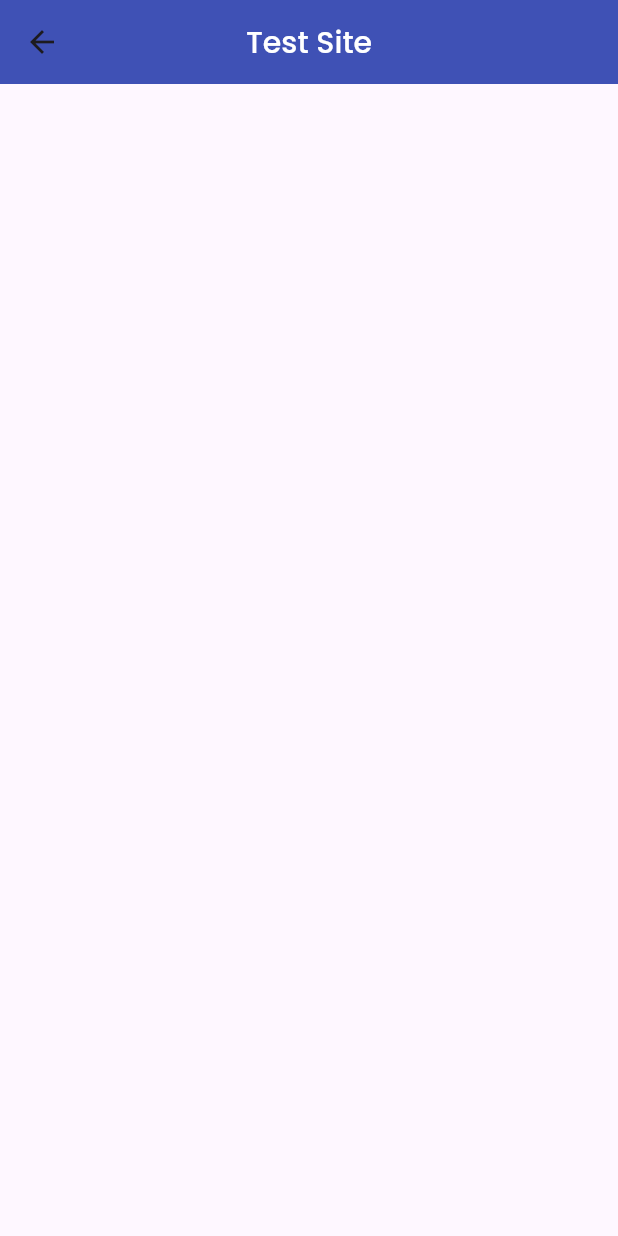
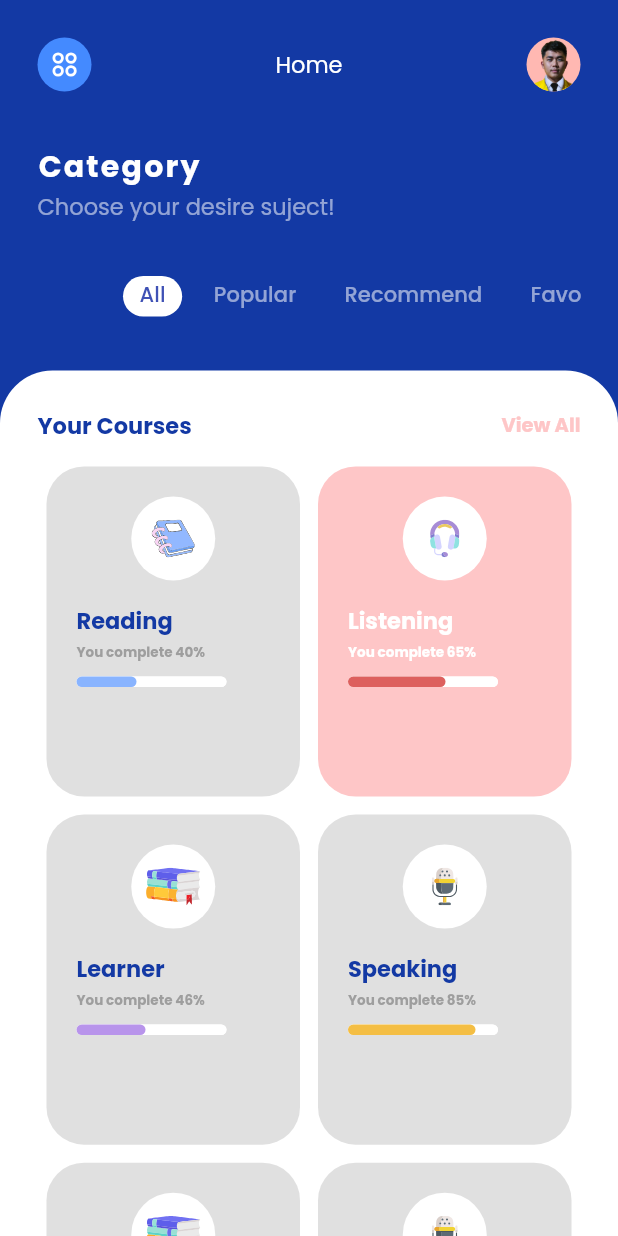
Before and after one commit to 4amshin/ui-slicing, a Flutter app: the TestSite screen opened directly, on a phone screen of 412 x 824 dp. Run offline on Flutter 3.47's test engine with Material 2 defaults, Android fonts, the phone set to English and light mode, and no system bars; drawn by our look-alikes of flutter_animate; our stand-ins replace flutter_svg, google_fonts, percent_indicator.

Commit message:
fixing-some-code

```diff
--- a/lib/test_site.dart
+++ b/lib/test_site.dart
@@ -1,7 +1,12 @@
 import 'dart:math';
 
 import 'package:flutter/material.dart';
-import 'package:flutter_staggered_grid_view/flutter_staggered_grid_view.dart';
+import 'package:flutter_animate/flutter_animate.dart';
+import 'package:ui_slicing/ui/student_management/theme/color_theme.dart';
+import 'ui/student_management/model/lesson_item.dart';
+import 'ui/student_management/widget/home_page_widget/sm_home_app_bar.dart';
+import 'ui/student_management/widget/home_page_widget/sm_home_item_card.dart';
+import 'ui/student_management/widget/home_page_widget/sm_home_tab_bar.dart';
 
 class TestSite extends StatefulWidget {
   const TestSite({Key? key}) : super(key: key);
@@ -15,26 +20,124 @@ class _TestSiteState extends State<TestSite> {
   @override
   Widget build(BuildContext context) {
     return Scaffold(
-      appBar: AppBar(
-        backgroundColor: Colors.indigo,
-        centerTitle: true,
-        title: const Text(
-          "Test Site",
+      backgroundColor: const Color(0xff1339a4),
+      body: Column(
+        children: [
+          Padding(
+            padding: const EdgeInsets.all(25),
+            child: Column(
+              crossAxisAlignment: CrossAxisAlignment.start,
+              children: [
+                const SmHomeAppBar().animate().fade().slideY(
+                      duration: 850.ms,
+                      begin: -0.5,
+                      curve: Curves.easeInOutCubic,
+                    ),
+                const SizedBox(height: 35.0),
+                Column(
+                  crossAxisAlignment: CrossAxisAlignment.start,
+                  children: const [
+                    Text(
+                      "Category",
                       style: TextStyle(
+                        fontSize: 20.0,
                         color: Colors.white,
+                        letterSpacing: 1.5,
+                        fontWeight: FontWeight.bold,
                       ),
                     ),
-        actions: const [],
+                    Text(
+                      "Choose your desire suject!",
+                      style: TextStyle(
+                        fontSize: 15.0,
+                        color: Colors.white54,
                       ),
-      body: SafeArea(
-        minimum: const EdgeInsets.only(
-          top: 10,
-          left: 10,
-          right: 10,
+                    ),
+                  ],
+                ).animate().fade().slideX(
+                      duration: 850.ms,
+                      begin: -0.5,
+                      curve: Curves.easeInOutCubic,
+                    ),
+                const SizedBox(height: 25.0),
+                const SmHomeTabBar().animate().fade().slideX(
+                      duration: 850.ms,
+                      begin: 0.5,
+                      curve: Curves.easeInOutCubic,
+                    ),
+              ],
+            ),
+          ),
+          Expanded(
+            child: Container(
+              padding: const EdgeInsets.only(
+                top: 25,
+                left: 25,
+                right: 25,
+              ),
+              decoration: const BoxDecoration(
+                color: Colors.white,
+                borderRadius: BorderRadius.only(
+                  topLeft: Radius.circular(35),
+                  topRight: Radius.circular(35),
+                ),
               ),
               child: Column(
-          children: [],
+                crossAxisAlignment: CrossAxisAlignment.start,
+                children: [
+                  Row(
+                    mainAxisAlignment: MainAxisAlignment.spaceBetween,
+                    children: const [
+                      Text(
+                        "Your Courses",
+                        style: TextStyle(
+                          fontSize: 15,
+                          color: smPrimary,
+                          fontWeight: FontWeight.bold,
                         ),
+                      ),
+                      Text(
+                        "View All",
+                        style: TextStyle(
+                          fontSize: 13,
+                          color: smLightPink,
+                          fontWeight: FontWeight.bold,
+                        ),
+                      ),
+                    ],
+                  ).animate().fade(duration: 850.ms).slideY(
+                        begin: -0.5,
+                        curve: Curves.easeInOutCubic,
+                      ),
+                  const SizedBox(height: 10.0),
+                  Expanded(
+                    child: GridView.count(
+                      physics: const BouncingScrollPhysics(),
+                      crossAxisCount: 2,
+                      childAspectRatio: 0.78,
+                      children: List.generate(lessons.length, (index) {
+                        LessonItem item = lessons[index];
+                        return SmHomeItemCard(
+                          backgroundColor: item.backgroundColor,
+                          iconAsset: item.iconAsset,
+                          title: item.title,
+                          subTitle: item.subTitle,
+                          titleColor: item.titleColor,
+                          subTitleColor: item.subTitleColor,
+                          progressPercent: item.progress,
+                          progressColor: item.progressBarColor,
+                        ).animate().fade(duration: 850.ms).slideY(
+                              begin: 0.5,
+                              curve: Curves.easeInOutCubic,
+                            );
+                      }),
+                    ),
+                  ),
+                ],
+              ),
+            ),
+          ),
+        ],
       ),
     );
   }
--- a/lib/ui/student_management/view/sm_home_page.dart
+++ b/lib/ui/student_management/view/sm_home_page.dart
@@ -1,4 +1,5 @@
 import 'package:flutter/material.dart';
+import 'package:ui_slicing/ui/student_management/theme/color_theme.dart';
 import 'package:ui_slicing/ui/student_management/widget/home_page_widget/sm_home_lesson_list.dart';
 import '../widget/home_page_widget/sm_home_top_content.dart';
 
@@ -8,8 +9,8 @@ class SmHomePage extends StatelessWidget {
   @override
   Widget build(BuildContext context) {
     return Scaffold(
-      backgroundColor: const Color(0xff1339a4),
-      body: Stack(
+      backgroundColor: smPrimary,
+      body: Column(
         children: const [
           SmHomeTopContent(),
           SmHomeLessonList(),
--- a/lib/ui/student_management/view/sm_user_detail.dart
+++ b/lib/ui/student_management/view/sm_user_detail.dart
@@ -17,8 +17,7 @@ class SmUserDetail extends StatelessWidget {
           vertical: 20,
           horizontal: 25,
         ),
-        child: Column(
-          crossAxisAlignment: CrossAxisAlignment.start,
+        child: ListView(
           children: [
             const SmAppBar().animate().fade().slideY(
                   duration: 850.ms,
--- a/lib/ui/student_management/widget/home_page_widget/sm_home_lesson_list.dart
+++ b/lib/ui/student_management/widget/home_page_widget/sm_home_lesson_list.dart
@@ -1,5 +1,6 @@
 import 'package:flutter/material.dart';
 import 'package:flutter_animate/flutter_animate.dart';
+import 'package:ui_slicing/ui/student_management/theme/color_theme.dart';
 import 'package:ui_slicing/ui/student_management/widget/home_page_widget/sm_home_item_card.dart';
 
 import '../../model/lesson_item.dart';
@@ -9,13 +10,13 @@ class SmHomeLessonList extends StatelessWidget {
 
   @override
   Widget build(BuildContext context) {
-    return Positioned(
-      bottom: 0,
-      left: 0,
-      right: 0,
+    return Expanded(
       child: Container(
-        height: 448,
-        padding: const EdgeInsets.all(25),
+        padding: const EdgeInsets.only(
+          top: 25,
+          left: 25,
+          right: 25,
+        ),
         decoration: const BoxDecoration(
           color: Colors.white,
           borderRadius: BorderRadius.only(
@@ -33,7 +34,7 @@ class SmHomeLessonList extends StatelessWidget {
                   "Your Courses",
                   style: TextStyle(
                     fontSize: 15,
-                    color: Color(0xff1339a4),
+                    color: smPrimary,
                     fontWeight: FontWeight.bold,
                   ),
                 ),
@@ -41,7 +42,7 @@ class SmHomeLessonList extends StatelessWidget {
                   "View All",
                   style: TextStyle(
                     fontSize: 13,
-                    color: Color(0xfff1d0d7),
+                    color: smLightPink,
                     fontWeight: FontWeight.bold,
                   ),
                 ),
@@ -56,7 +57,9 @@ class SmHomeLessonList extends StatelessWidget {
                 physics: const BouncingScrollPhysics(),
                 crossAxisCount: 2,
                 childAspectRatio: 0.78,
-                children: List.generate(lessons.length, (index) {
+                children: List.generate(
+                  lessons.length,
+                  (index) {
                     LessonItem item = lessons[index];
                     return SmHomeItemCard(
                       backgroundColor: item.backgroundColor,
@@ -71,7 +74,8 @@ class SmHomeLessonList extends StatelessWidget {
                           begin: 0.5,
                           curve: Curves.easeInOutCubic,
                         );
-                }),
+                  },
+                ),
               ),
             ),
           ],
--- a/lib/ui/student_management/widget/home_page_widget/sm_home_tab_bar.dart
+++ b/lib/ui/student_management/widget/home_page_widget/sm_home_tab_bar.dart
@@ -24,9 +24,11 @@ class _SmHomeTabBarState extends State<SmHomeTabBar>
         borderRadius: BorderRadius.circular(20),
         color: Colors.white,
       ),
-      indicatorPadding: const EdgeInsets.symmetric(
-        horizontal: 5,
-        vertical: 10,
+      indicatorPadding: const EdgeInsets.only(
+        left: 5,
+        right: 5,
+        bottom: 11,
+        top: 10,
       ),
       isScrollable: true,
       unselectedLabelColor: Colors.white54,
--- a/lib/ui/student_management/widget/home_page_widget/sm_home_top_content.dart
+++ b/lib/ui/student_management/widget/home_page_widget/sm_home_top_content.dart
@@ -9,11 +9,7 @@ class SmHomeTopContent extends StatelessWidget {
 
   @override
   Widget build(BuildContext context) {
-    return Positioned(
-      top: 0,
-      left: 0,
-      right: 0,
-      child: Padding(
+    return Padding(
       padding: const EdgeInsets.all(25),
       child: Column(
         crossAxisAlignment: CrossAxisAlignment.start,
@@ -23,7 +19,7 @@ class SmHomeTopContent extends StatelessWidget {
                 begin: -0.5,
                 curve: Curves.easeInOutCubic,
               ),
-            const SizedBox(height: 35.0),
+          const SizedBox(height: 30),
           Column(
             crossAxisAlignment: CrossAxisAlignment.start,
             children: const [
@@ -55,9 +51,7 @@ class SmHomeTopContent extends StatelessWidget {
                 begin: 0.5,
                 curve: Curves.easeInOutCubic,
               ),
-            const SizedBox(height: 30.0),
         ],
-        ),
       ),
     );
   }
```
Lines whose indentation alone changed are shown as unchanged.
